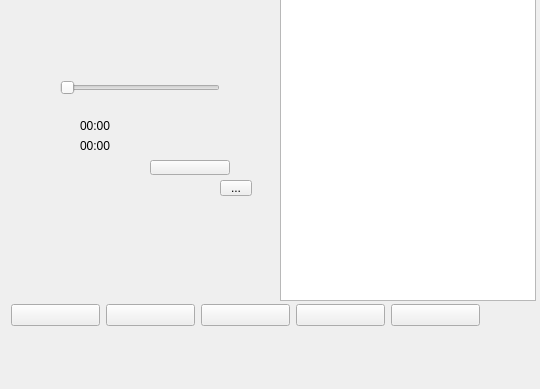
Old version of the form demo111/mainwindow.ui in the repository bubu224216/musicplayer.
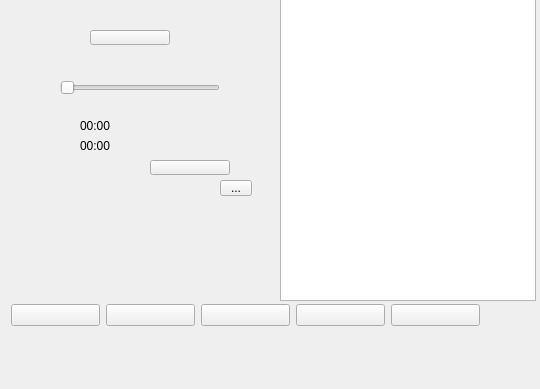
New version of the form.

```diff
--- a/demo111/mainwindow.ui
+++ b/demo111/mainwindow.ui
@@ -136,6 +136,29 @@
      <string>...</string>
     </property>
    </widget>
+   <widget class="QPushButton" name="togglelistBtn">
+    <property name="geometry">
+     <rect>
+      <x>90</x>
+      <y>30</y>
+      <width>80</width>
+      <height>15</height>
+     </rect>
+    </property>
+    <property name="text">
+     <string/>
+    </property>
+   </widget>
+   <widget class="QWidget" name="widget_2" native="true">
+    <property name="geometry">
+     <rect>
+      <x>160</x>
+      <y>20</y>
+      <width>120</width>
+      <height>80</height>
+     </rect>
+    </property>
+   </widget>
   </widget>
  </widget>
  <layoutdefault spacing="6" margin="11"/>
```
